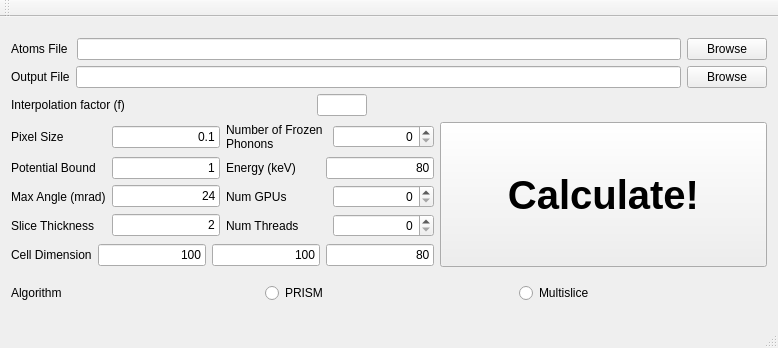
Old version of the form Qt/prismmainwindow.ui in the repository prism-em/prismatic.
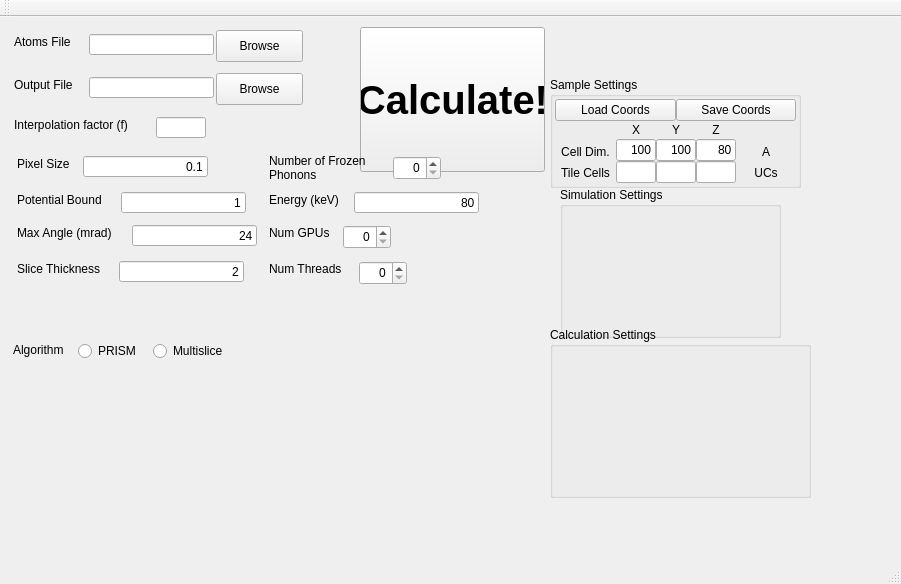
New version of the form.

Patch:
```diff
--- a/Qt/prismmainwindow.ui
+++ b/Qt/prismmainwindow.ui
@@ -6,407 +6,804 @@
    <rect>
     <x>0</x>
     <y>0</y>
-    <width>778</width>
-    <height>348</height>
+    <width>901</width>
+    <height>584</height>
    </rect>
   </property>
   <property name="windowTitle">
    <string>PRISMMainWindow</string>
   </property>
   <widget class="QWidget" name="centralWidget">
-   <layout class="QVBoxLayout" name="verticalLayout_3">
-    <item>
-     <layout class="QVBoxLayout" name="verticalLayout">
-      <item>
-       <layout class="QHBoxLayout" name="horizontalLayout">
-        <item>
-         <widget class="QLabel" name="lbl_atomsfile">
-          <property name="text">
-           <string>Atoms File </string>
-          </property>
-         </widget>
-        </item>
-        <item>
-         <widget class="QLineEdit" name="lineedit_atomsfile"/>
-        </item>
-        <item>
-         <widget class="QPushButton" name="btn_atomsfile_browse">
-          <property name="text">
-           <string>Browse</string>
-          </property>
-         </widget>
-        </item>
-       </layout>
-      </item>
-      <item>
-       <layout class="QHBoxLayout" name="horizontalLayout_3">
-        <item>
-         <widget class="QLabel" name="lbl_outputfile">
-          <property name="text">
-           <string>Output File</string>
-          </property>
-         </widget>
-        </item>
-        <item>
-         <widget class="QLineEdit" name="lineedit_outputfile"/>
-        </item>
-        <item>
-         <widget class="QPushButton" name="btn_outputfile_browse">
-          <property name="text">
-           <string>Browse</string>
-          </property>
-         </widget>
-        </item>
-       </layout>
-      </item>
-      <item>
-       <layout class="QHBoxLayout" name="horizontalLayout_2">
-        <item>
-         <widget class="QLabel" name="label">
-          <property name="text">
-           <string>Interpolation factor (f)</string>
-          </property>
-         </widget>
-        </item>
-        <item>
-         <widget class="QLineEdit" name="lineedit_f">
-          <property name="maximumSize">
-           <size>
-            <width>50</width>
-            <height>16777215</height>
-           </size>
-          </property>
-         </widget>
-        </item>
-        <item>
-         <spacer name="horizontalSpacer">
-          <property name="orientation">
-           <enum>Qt::Horizontal</enum>
-          </property>
-          <property name="sizeType">
-           <enum>QSizePolicy::Maximum</enum>
-          </property>
-          <property name="sizeHint" stdset="0">
-           <size>
-            <width>400</width>
-            <height>20</height>
-           </size>
-          </property>
-         </spacer>
-        </item>
-       </layout>
-      </item>
-      <item>
-       <layout class="QHBoxLayout" name="horizontalLayout_4">
-        <item>
-         <layout class="QVBoxLayout" name="verticalLayout_2">
-          <item>
-           <layout class="QGridLayout" name="gridLayout">
-            <item row="0" column="0">
-             <layout class="QHBoxLayout" name="horizontalLayout_5">
-              <item>
-               <widget class="QLabel" name="lbl_pixelSize">
-                <property name="text">
-                 <string>Pixel Size</string>
-                </property>
-               </widget>
-              </item>
-              <item>
-               <widget class="QLineEdit" name="lineedit_pixelSize">
-                <property name="sizePolicy">
-                 <sizepolicy hsizetype="Minimum" vsizetype="Fixed">
-                  <horstretch>0</horstretch>
-                  <verstretch>0</verstretch>
-                 </sizepolicy>
-                </property>
-                <property name="text">
-                 <string>0.1</string>
-                </property>
-                <property name="alignment">
-                 <set>Qt::AlignRight|Qt::AlignTrailing|Qt::AlignVCenter</set>
-                </property>
-               </widget>
-              </item>
-             </layout>
-            </item>
-            <item row="0" column="1">
-             <layout class="QHBoxLayout" name="horizontalLayout_7">
-              <item>
-               <widget class="QLabel" name="lbl_numfp">
-                <property name="text">
-                 <string>Number of Frozen Phonons</string>
-                </property>
-                <property name="wordWrap">
-                 <bool>true</bool>
-                </property>
-               </widget>
-              </item>
-              <item>
-               <widget class="QSpinBox" name="spinBox_numFP">
-                <property name="alignment">
-                 <set>Qt::AlignRight|Qt::AlignTrailing|Qt::AlignVCenter</set>
-                </property>
-               </widget>
-              </item>
-             </layout>
-            </item>
-            <item row="1" column="0">
-             <layout class="QHBoxLayout" name="horizontalLayout_6">
-              <item>
-               <widget class="QLabel" name="lbl_potBound">
-                <property name="text">
-                 <string>Potential Bound</string>
-                </property>
-               </widget>
-              </item>
-              <item>
-               <widget class="QLineEdit" name="lineEdit_potbound">
-                <property name="sizePolicy">
-                 <sizepolicy hsizetype="Minimum" vsizetype="Fixed">
-                  <horstretch>0</horstretch>
-                  <verstretch>0</verstretch>
-                 </sizepolicy>
-                </property>
-                <property name="text">
-                 <string>1</string>
-                </property>
-                <property name="alignment">
-                 <set>Qt::AlignRight|Qt::AlignTrailing|Qt::AlignVCenter</set>
-                </property>
-               </widget>
-              </item>
-             </layout>
-            </item>
-            <item row="1" column="1">
-             <layout class="QHBoxLayout" name="horizontalLayout_10">
-              <item>
-               <widget class="QLabel" name="lbl_E0">
-                <property name="text">
-                 <string>Energy (keV)</string>
-                </property>
-               </widget>
-              </item>
-              <item>
-               <widget class="QLineEdit" name="lineEdit_E0">
-                <property name="sizePolicy">
-                 <sizepolicy hsizetype="Minimum" vsizetype="Fixed">
-                  <horstretch>0</horstretch>
-                  <verstretch>0</verstretch>
-                 </sizepolicy>
-                </property>
-                <property name="text">
-                 <string>80</string>
-                </property>
-                <property name="alignment">
-                 <set>Qt::AlignRight|Qt::AlignTrailing|Qt::AlignVCenter</set>
-                </property>
-               </widget>
-              </item>
-             </layout>
-            </item>
-            <item row="2" column="0">
-             <layout class="QHBoxLayout" name="horizontalLayout_12">
-              <item>
-               <widget class="QLabel" name="label_alphaBeamMax">
-                <property name="text">
-                 <string>Max Angle (mrad)</string>
-                </property>
-               </widget>
-              </item>
-              <item>
-               <widget class="QLineEdit" name="lineEdit_alphaBeamMax">
-                <property name="sizePolicy">
-                 <sizepolicy hsizetype="Minimum" vsizetype="Fixed">
-                  <horstretch>0</horstretch>
-                  <verstretch>0</verstretch>
-                 </sizepolicy>
-                </property>
-                <property name="text">
-                 <string>24</string>
-                </property>
-                <property name="alignment">
-                 <set>Qt::AlignRight|Qt::AlignTrailing|Qt::AlignVCenter</set>
-                </property>
-               </widget>
-              </item>
-             </layout>
-            </item>
-            <item row="2" column="1">
-             <layout class="QHBoxLayout" name="horizontalLayout_9">
-              <item>
-               <widget class="QLabel" name="lbl_numgpus">
-                <property name="text">
-                 <string>Num GPUs</string>
-                </property>
-               </widget>
-              </item>
-              <item>
-               <widget class="QSpinBox" name="spinBox_numGPUs">
-                <property name="alignment">
-                 <set>Qt::AlignRight|Qt::AlignTrailing|Qt::AlignVCenter</set>
-                </property>
-               </widget>
-              </item>
-             </layout>
-            </item>
-            <item row="3" column="0">
-             <layout class="QHBoxLayout" name="horizontalLayout_13">
-              <item>
-               <widget class="QLabel" name="label_sliceThickness">
-                <property name="text">
-                 <string>Slice Thickness</string>
-                </property>
-               </widget>
-              </item>
-              <item>
-               <widget class="QLineEdit" name="lineEdit_sliceThickness">
-                <property name="sizePolicy">
-                 <sizepolicy hsizetype="Minimum" vsizetype="Fixed">
-                  <horstretch>0</horstretch>
-                  <verstretch>0</verstretch>
-                 </sizepolicy>
-                </property>
-                <property name="text">
-                 <string>2</string>
-                </property>
-                <property name="alignment">
-                 <set>Qt::AlignRight|Qt::AlignTrailing|Qt::AlignVCenter</set>
-                </property>
-               </widget>
-              </item>
-             </layout>
-            </item>
-            <item row="3" column="1">
-             <layout class="QHBoxLayout" name="horizontalLayout_8">
-              <item>
-               <widget class="QLabel" name="lbl_numthreads">
-                <property name="text">
-                 <string>Num Threads</string>
-                </property>
-               </widget>
-              </item>
-              <item>
-               <widget class="QSpinBox" name="spinBox_numThreads">
-                <property name="alignment">
-                 <set>Qt::AlignRight|Qt::AlignTrailing|Qt::AlignVCenter</set>
-                </property>
-               </widget>
-              </item>
-             </layout>
-            </item>
-           </layout>
-          </item>
-          <item>
-           <layout class="QHBoxLayout" name="horizontalLayout_11">
-            <item>
-             <widget class="QLabel" name="label_cellDim">
-              <property name="text">
-               <string>Cell Dimension</string>
-              </property>
-             </widget>
-            </item>
-            <item>
-             <widget class="QLineEdit" name="lineEdit_cellDimX">
-              <property name="sizePolicy">
-               <sizepolicy hsizetype="Minimum" vsizetype="Fixed">
-                <horstretch>0</horstretch>
-                <verstretch>0</verstretch>
-               </sizepolicy>
-              </property>
-              <property name="text">
-               <string>100</string>
-              </property>
-              <property name="alignment">
-               <set>Qt::AlignRight|Qt::AlignTrailing|Qt::AlignVCenter</set>
-              </property>
-             </widget>
-            </item>
-            <item>
-             <widget class="QLineEdit" name="lineEdit_cellDimY">
-              <property name="sizePolicy">
-               <sizepolicy hsizetype="Minimum" vsizetype="Fixed">
-                <horstretch>0</horstretch>
-                <verstretch>0</verstretch>
-               </sizepolicy>
-              </property>
-              <property name="text">
-               <string>100</string>
-              </property>
-              <property name="alignment">
-               <set>Qt::AlignRight|Qt::AlignTrailing|Qt::AlignVCenter</set>
-              </property>
-             </widget>
-            </item>
-            <item>
-             <widget class="QLineEdit" name="lineEdit_cellDimZ">
-              <property name="sizePolicy">
-               <sizepolicy hsizetype="Minimum" vsizetype="Fixed">
-                <horstretch>0</horstretch>
-                <verstretch>0</verstretch>
-               </sizepolicy>
-              </property>
-              <property name="text">
-               <string>80</string>
-              </property>
-              <property name="alignment">
-               <set>Qt::AlignRight|Qt::AlignTrailing|Qt::AlignVCenter</set>
-              </property>
-             </widget>
-            </item>
-           </layout>
-          </item>
-         </layout>
-        </item>
-        <item>
-         <widget class="QPushButton" name="btn_go">
-          <property name="minimumSize">
-           <size>
-            <width>0</width>
-            <height>145</height>
-           </size>
-          </property>
-          <property name="font">
-           <font>
-            <pointsize>30</pointsize>
-            <weight>75</weight>
-            <bold>true</bold>
-           </font>
-          </property>
-          <property name="text">
-           <string>Calculate!</string>
-          </property>
-         </widget>
-        </item>
-       </layout>
-      </item>
-     </layout>
-    </item>
-    <item>
-     <layout class="QHBoxLayout" name="horizontalLayout_14">
-      <item>
-       <widget class="QLabel" name="lbl_algo">
-        <property name="text">
-         <string>Algorithm</string>
-        </property>
-       </widget>
-      </item>
-      <item>
-       <widget class="QRadioButton" name="radBtn_PRISM">
-        <property name="text">
-         <string>PRISM</string>
-        </property>
-       </widget>
-      </item>
-      <item>
-       <widget class="QRadioButton" name="radBtn_Multislice">
-        <property name="text">
-         <string>Multislice</string>
-        </property>
-       </widget>
-      </item>
-     </layout>
-    </item>
-   </layout>
+   <widget class="QGroupBox" name="box_simulationSettings">
+    <property name="geometry">
+     <rect>
+      <x>560</x>
+      <y>170</y>
+      <width>221</width>
+      <height>151</height>
+     </rect>
+    </property>
+    <property name="title">
+     <string>Simulation Settings</string>
+    </property>
+   </widget>
+   <widget class="QGroupBox" name="box_calculationSettings">
+    <property name="geometry">
+     <rect>
+      <x>550</x>
+      <y>310</y>
+      <width>261</width>
+      <height>171</height>
+     </rect>
+    </property>
+    <property name="title">
+     <string>Calculation Settings</string>
+    </property>
+   </widget>
+   <widget class="QGroupBox" name="box_sampleSettings">
+    <property name="geometry">
+     <rect>
+      <x>550</x>
+      <y>60</y>
+      <width>251</width>
+      <height>111</height>
+     </rect>
+    </property>
+    <property name="sizePolicy">
+     <sizepolicy hsizetype="Expanding" vsizetype="Expanding">
+      <horstretch>0</horstretch>
+      <verstretch>0</verstretch>
+     </sizepolicy>
+    </property>
+    <property name="title">
+     <string>Sample Settings</string>
+    </property>
+    <layout class="QHBoxLayout" name="horizontalLayout_3">
+     <property name="spacing">
+      <number>0</number>
+     </property>
+     <property name="leftMargin">
+      <number>2</number>
+     </property>
+     <property name="topMargin">
+      <number>2</number>
+     </property>
+     <property name="rightMargin">
+      <number>2</number>
+     </property>
+     <property name="bottomMargin">
+      <number>2</number>
+     </property>
+     <item>
+      <layout class="QVBoxLayout" name="verticalLayout_6">
+       <property name="spacing">
+        <number>0</number>
+       </property>
+       <property name="leftMargin">
+        <number>0</number>
+       </property>
+       <item>
+        <layout class="QHBoxLayout" name="horizontalLayout_2">
+         <property name="spacing">
+          <number>0</number>
+         </property>
+         <item>
+          <widget class="QPushButton" name="btn_loadCoordinates">
+           <property name="text">
+            <string>Load Coords</string>
+           </property>
+          </widget>
+         </item>
+         <item>
+          <widget class="QPushButton" name="btn_saveCoordinates">
+           <property name="text">
+            <string>Save Coords</string>
+           </property>
+          </widget>
+         </item>
+        </layout>
+       </item>
+       <item>
+        <layout class="QHBoxLayout" name="horizontalLayout">
+         <property name="spacing">
+          <number>0</number>
+         </property>
+         <item>
+          <layout class="QVBoxLayout" name="verticalLayout_5">
+           <property name="spacing">
+            <number>0</number>
+           </property>
+           <item>
+            <widget class="QLabel" name="label_8">
+             <property name="text">
+              <string/>
+             </property>
+            </widget>
+           </item>
+           <item>
+            <widget class="QLabel" name="label_cellDim">
+             <property name="text">
+              <string>Cell Dim.</string>
+             </property>
+             <property name="alignment">
+              <set>Qt::AlignCenter</set>
+             </property>
+            </widget>
+           </item>
+           <item>
+            <widget class="QLabel" name="label_6">
+             <property name="text">
+              <string>Tile Cells</string>
+             </property>
+             <property name="alignment">
+              <set>Qt::AlignCenter</set>
+             </property>
+            </widget>
+           </item>
+          </layout>
+         </item>
+         <item>
+          <layout class="QVBoxLayout" name="verticalLayout">
+           <property name="spacing">
+            <number>0</number>
+           </property>
+           <item>
+            <widget class="QLabel" name="label_2">
+             <property name="maximumSize">
+              <size>
+               <width>16777215</width>
+               <height>30</height>
+              </size>
+             </property>
+             <property name="text">
+              <string>X</string>
+             </property>
+             <property name="alignment">
+              <set>Qt::AlignCenter</set>
+             </property>
+            </widget>
+           </item>
+           <item>
+            <widget class="QLineEdit" name="lineEdit_cellDimX">
+             <property name="sizePolicy">
+              <sizepolicy hsizetype="Minimum" vsizetype="Fixed">
+               <horstretch>0</horstretch>
+               <verstretch>0</verstretch>
+              </sizepolicy>
+             </property>
+             <property name="maximumSize">
+              <size>
+               <width>40</width>
+               <height>16777215</height>
+              </size>
+             </property>
+             <property name="layoutDirection">
+              <enum>Qt::LeftToRight</enum>
+             </property>
+             <property name="text">
+              <string>100</string>
+             </property>
+             <property name="alignment">
+              <set>Qt::AlignRight|Qt::AlignTrailing|Qt::AlignVCenter</set>
+             </property>
+            </widget>
+           </item>
+           <item>
+            <widget class="QLineEdit" name="lineEdit_tileX">
+             <property name="maximumSize">
+              <size>
+               <width>40</width>
+               <height>16777215</height>
+              </size>
+             </property>
+             <property name="alignment">
+              <set>Qt::AlignRight|Qt::AlignTrailing|Qt::AlignVCenter</set>
+             </property>
+            </widget>
+           </item>
+          </layout>
+         </item>
+         <item>
+          <layout class="QVBoxLayout" name="verticalLayout_2">
+           <property name="spacing">
+            <number>0</number>
+           </property>
+           <item>
+            <widget class="QLabel" name="label_3">
+             <property name="maximumSize">
+              <size>
+               <width>16777215</width>
+               <height>30</height>
+              </size>
+             </property>
+             <property name="text">
+              <string>Y</string>
+             </property>
+             <property name="alignment">
+              <set>Qt::AlignCenter</set>
+             </property>
+            </widget>
+           </item>
+           <item>
+            <widget class="QLineEdit" name="lineEdit_cellDimY">
+             <property name="sizePolicy">
+              <sizepolicy hsizetype="Minimum" vsizetype="Fixed">
+               <horstretch>0</horstretch>
+               <verstretch>0</verstretch>
+              </sizepolicy>
+             </property>
+             <property name="maximumSize">
+              <size>
+               <width>40</width>
+               <height>16777215</height>
+              </size>
+             </property>
+             <property name="text">
+              <string>100</string>
+             </property>
+             <property name="alignment">
+              <set>Qt::AlignRight|Qt::AlignTrailing|Qt::AlignVCenter</set>
+             </property>
+            </widget>
+           </item>
+           <item>
+            <widget class="QLineEdit" name="lineEdit_tileY">
+             <property name="maximumSize">
+              <size>
+               <width>40</width>
+               <height>16777215</height>
+              </size>
+             </property>
+             <property name="alignment">
+              <set>Qt::AlignRight|Qt::AlignTrailing|Qt::AlignVCenter</set>
+             </property>
+            </widget>
+           </item>
+          </layout>
+         </item>
+         <item>
+          <layout class="QVBoxLayout" name="verticalLayout_3">
+           <property name="spacing">
+            <number>0</number>
+           </property>
+           <item>
+            <widget class="QLabel" name="label_4">
+             <property name="maximumSize">
+              <size>
+               <width>16777215</width>
+               <height>30</height>
+              </size>
+             </property>
+             <property name="text">
+              <string>Z</string>
+             </property>
+             <property name="alignment">
+              <set>Qt::AlignCenter</set>
+             </property>
+            </widget>
+           </item>
+           <item>
+            <widget class="QLineEdit" name="lineEdit_cellDimZ">
+             <property name="sizePolicy">
+              <sizepolicy hsizetype="Minimum" vsizetype="Fixed">
+               <horstretch>0</horstretch>
+               <verstretch>0</verstretch>
+              </sizepolicy>
+             </property>
+             <property name="maximumSize">
+              <size>
+               <width>40</width>
+               <height>16777215</height>
+              </size>
+             </property>
+             <property name="text">
+              <string>80</string>
+             </property>
+             <property name="alignment">
+              <set>Qt::AlignRight|Qt::AlignTrailing|Qt::AlignVCenter</set>
+             </property>
+            </widget>
+           </item>
+           <item>
+            <widget class="QLineEdit" name="lineEdit_tileZ">
+             <property name="maximumSize">
+              <size>
+               <width>40</width>
+               <height>16777215</height>
+              </size>
+             </property>
+             <property name="alignment">
+              <set>Qt::AlignRight|Qt::AlignTrailing|Qt::AlignVCenter</set>
+             </property>
+            </widget>
+           </item>
+          </layout>
+         </item>
+         <item>
+          <layout class="QVBoxLayout" name="verticalLayout_4">
+           <property name="spacing">
+            <number>0</number>
+           </property>
+           <item>
+            <widget class="QLabel" name="label_9">
+             <property name="text">
+              <string/>
+             </property>
+            </widget>
+           </item>
+           <item>
+            <widget class="QLabel" name="label_5">
+             <property name="text">
+              <string>A</string>
+             </property>
+             <property name="alignment">
+              <set>Qt::AlignCenter</set>
+             </property>
+            </widget>
+           </item>
+           <item>
+            <widget class="QLabel" name="label_7">
+             <property name="text">
+              <string>UCs</string>
+             </property>
+             <property name="alignment">
+              <set>Qt::AlignCenter</set>
+             </property>
+            </widget>
+           </item>
+          </layout>
+         </item>
+        </layout>
+       </item>
+      </layout>
+     </item>
+    </layout>
+    <zorder></zorder>
+    <zorder>label_2</zorder>
+    <zorder>label_3</zorder>
+    <zorder>label_4</zorder>
+    <zorder>label_5</zorder>
+    <zorder>label_6</zorder>
+    <zorder>lineEdit_tileX</zorder>
+    <zorder>lineEdit_tileY</zorder>
+    <zorder>lineEdit_tileZ</zorder>
+    <zorder>label_7</zorder>
+    <zorder>lineEdit_tileX</zorder>
+    <zorder>label_cellDim</zorder>
+    <zorder>label_8</zorder>
+    <zorder>label_9</zorder>
+    <zorder>label_9</zorder>
+    <zorder>btn_loadCoordinates</zorder>
+    <zorder>btn_saveCoordinates</zorder>
+    <zorder></zorder>
+    <zorder></zorder>
+   </widget>
+   <widget class="QLabel" name="lbl_algo">
+    <property name="geometry">
+     <rect>
+      <x>13</x>
+      <y>325</y>
+      <width>59</width>
+      <height>16</height>
+     </rect>
+    </property>
+    <property name="text">
+     <string>Algorithm</string>
+    </property>
+   </widget>
+   <widget class="QRadioButton" name="radBtn_PRISM">
+    <property name="geometry">
+     <rect>
+      <x>78</x>
+      <y>324</y>
+      <width>65</width>
+      <height>20</height>
+     </rect>
+    </property>
+    <property name="text">
+     <string>PRISM</string>
+    </property>
+   </widget>
+   <widget class="QRadioButton" name="radBtn_Multislice">
+    <property name="geometry">
+     <rect>
+      <x>153</x>
+      <y>324</y>
+      <width>83</width>
+      <height>20</height>
+     </rect>
+    </property>
+    <property name="text">
+     <string>Multislice</string>
+    </property>
+   </widget>
+   <widget class="QPushButton" name="btn_go">
+    <property name="geometry">
+     <rect>
+      <x>360</x>
+      <y>10</y>
+      <width>185</width>
+      <height>145</height>
+     </rect>
+    </property>
+    <property name="minimumSize">
+     <size>
+      <width>0</width>
+      <height>145</height>
+     </size>
+    </property>
+    <property name="font">
+     <font>
+      <pointsize>30</pointsize>
+      <weight>75</weight>
+      <bold>true</bold>
+     </font>
+    </property>
+    <property name="text">
+     <string>Calculate!</string>
+    </property>
+   </widget>
+   <widget class="QLineEdit" name="lineedit_outputfile">
+    <property name="geometry">
+     <rect>
+      <x>89</x>
+      <y>60</y>
+      <width>125</width>
+      <height>21</height>
+     </rect>
+    </property>
+   </widget>
+   <widget class="QPushButton" name="btn_outputfile_browse">
+    <property name="geometry">
+     <rect>
+      <x>216</x>
+      <y>56</y>
+      <width>87</width>
+      <height>32</height>
+     </rect>
+    </property>
+    <property name="text">
+     <string>Browse</string>
+    </property>
+   </widget>
+   <widget class="QLabel" name="lbl_outputfile">
+    <property name="geometry">
+     <rect>
+      <x>14</x>
+      <y>60</y>
+      <width>67</width>
+      <height>16</height>
+     </rect>
+    </property>
+    <property name="text">
+     <string>Output File</string>
+    </property>
+   </widget>
+   <widget class="QPushButton" name="btn_atomsfile_browse">
+    <property name="geometry">
+     <rect>
+      <x>216</x>
+      <y>13</y>
+      <width>87</width>
+      <height>32</height>
+     </rect>
+    </property>
+    <property name="text">
+     <string>Browse</string>
+    </property>
+   </widget>
+   <widget class="QLineEdit" name="lineedit_atomsfile">
+    <property name="geometry">
+     <rect>
+      <x>89</x>
+      <y>17</y>
+      <width>125</width>
+      <height>21</height>
+     </rect>
+    </property>
+   </widget>
+   <widget class="QLabel" name="lbl_atomsfile">
+    <property name="geometry">
+     <rect>
+      <x>14</x>
+      <y>17</y>
+      <width>67</width>
+      <height>16</height>
+     </rect>
+    </property>
+    <property name="text">
+     <string>Atoms File </string>
+    </property>
+   </widget>
+   <widget class="QLabel" name="label">
+    <property name="geometry">
+     <rect>
+      <x>14</x>
+      <y>100</y>
+      <width>134</width>
+      <height>16</height>
+     </rect>
+    </property>
+    <property name="text">
+     <string>Interpolation factor (f)</string>
+    </property>
+   </widget>
+   <widget class="QLineEdit" name="lineedit_f">
+    <property name="geometry">
+     <rect>
+      <x>156</x>
+      <y>100</y>
+      <width>50</width>
+      <height>21</height>
+     </rect>
+    </property>
+    <property name="maximumSize">
+     <size>
+      <width>50</width>
+      <height>16777215</height>
+     </size>
+    </property>
+   </widget>
+   <widget class="QLabel" name="lbl_pixelSize">
+    <property name="geometry">
+     <rect>
+      <x>17</x>
+      <y>139</y>
+      <width>58</width>
+      <height>16</height>
+     </rect>
+    </property>
+    <property name="text">
+     <string>Pixel Size</string>
+    </property>
+   </widget>
+   <widget class="QLineEdit" name="lineedit_pixelSize">
+    <property name="geometry">
+     <rect>
+      <x>83</x>
+      <y>139</y>
+      <width>125</width>
+      <height>21</height>
+     </rect>
+    </property>
+    <property name="sizePolicy">
+     <sizepolicy hsizetype="Minimum" vsizetype="Fixed">
+      <horstretch>0</horstretch>
+      <verstretch>0</verstretch>
+     </sizepolicy>
+    </property>
+    <property name="text">
+     <string>0.1</string>
+    </property>
+    <property name="alignment">
+     <set>Qt::AlignRight|Qt::AlignTrailing|Qt::AlignVCenter</set>
+    </property>
+   </widget>
+   <widget class="QLineEdit" name="lineEdit_alphaBeamMax">
+    <property name="geometry">
+     <rect>
+      <x>132</x>
+      <y>208</y>
+      <width>125</width>
+      <height>21</height>
+     </rect>
+    </property>
+    <property name="sizePolicy">
+     <sizepolicy hsizetype="Minimum" vsizetype="Fixed">
+      <horstretch>0</horstretch>
+      <verstretch>0</verstretch>
+     </sizepolicy>
+    </property>
+    <property name="text">
+     <string>24</string>
+    </property>
+    <property name="alignment">
+     <set>Qt::AlignRight|Qt::AlignTrailing|Qt::AlignVCenter</set>
+    </property>
+   </widget>
+   <widget class="QLabel" name="label_alphaBeamMax">
+    <property name="geometry">
+     <rect>
+      <x>17</x>
+      <y>208</y>
+      <width>107</width>
+      <height>16</height>
+     </rect>
+    </property>
+    <property name="text">
+     <string>Max Angle (mrad)</string>
+    </property>
+   </widget>
+   <widget class="QSpinBox" name="spinBox_numFP">
+    <property name="geometry">
+     <rect>
+      <x>393</x>
+      <y>139</y>
+      <width>48</width>
+      <height>24</height>
+     </rect>
+    </property>
+    <property name="alignment">
+     <set>Qt::AlignRight|Qt::AlignTrailing|Qt::AlignVCenter</set>
+    </property>
+   </widget>
+   <widget class="QLabel" name="lbl_numfp">
+    <property name="geometry">
+     <rect>
+      <x>269</x>
+      <y>139</y>
+      <width>116</width>
+      <height>24</height>
+     </rect>
+    </property>
+    <property name="text">
+     <string>Number of Frozen Phonons</string>
+    </property>
+    <property name="wordWrap">
+     <bool>true</bool>
+    </property>
+   </widget>
+   <widget class="QSpinBox" name="spinBox_numGPUs">
+    <property name="geometry">
+     <rect>
+      <x>343</x>
+      <y>208</y>
+      <width>48</width>
+      <height>24</height>
+     </rect>
+    </property>
+    <property name="alignment">
+     <set>Qt::AlignRight|Qt::AlignTrailing|Qt::AlignVCenter</set>
+    </property>
+   </widget>
+   <widget class="QLabel" name="lbl_numgpus">
+    <property name="geometry">
+     <rect>
+      <x>269</x>
+      <y>208</y>
+      <width>66</width>
+      <height>16</height>
+     </rect>
+    </property>
+    <property name="text">
+     <string>Num GPUs</string>
+    </property>
+   </widget>
+   <widget class="QLineEdit" name="lineEdit_potbound">
+    <property name="geometry">
+     <rect>
+      <x>121</x>
+      <y>175</y>
+      <width>125</width>
+      <height>21</height>
+     </rect>
+    </property>
+    <property name="sizePolicy">
+     <sizepolicy hsizetype="Minimum" vsizetype="Fixed">
+      <horstretch>0</horstretch>
+      <verstretch>0</verstretch>
+     </sizepolicy>
+    </property>
+    <property name="text">
+     <string>1</string>
+    </property>
+    <property name="alignment">
+     <set>Qt::AlignRight|Qt::AlignTrailing|Qt::AlignVCenter</set>
+    </property>
+   </widget>
+   <widget class="QLabel" name="lbl_potBound">
+    <property name="geometry">
+     <rect>
+      <x>17</x>
+      <y>175</y>
+      <width>96</width>
+      <height>16</height>
+     </rect>
+    </property>
+    <property name="text">
+     <string>Potential Bound</string>
+    </property>
+   </widget>
+   <widget class="QLabel" name="label_sliceThickness">
+    <property name="geometry">
+     <rect>
+      <x>17</x>
+      <y>244</y>
+      <width>94</width>
+      <height>16</height>
+     </rect>
+    </property>
+    <property name="text">
+     <string>Slice Thickness</string>
+    </property>
+   </widget>
+   <widget class="QLineEdit" name="lineEdit_sliceThickness">
+    <property name="geometry">
+     <rect>
+      <x>119</x>
+      <y>244</y>
+      <width>125</width>
+      <height>21</height>
+     </rect>
+    </property>
+    <property name="sizePolicy">
+     <sizepolicy hsizetype="Minimum" vsizetype="Fixed">
+      <horstretch>0</horstretch>
+      <verstretch>0</verstretch>
+     </sizepolicy>
+    </property>
+    <property name="text">
+     <string>2</string>
+    </property>
+    <property name="alignment">
+     <set>Qt::AlignRight|Qt::AlignTrailing|Qt::AlignVCenter</set>
+    </property>
+   </widget>
+   <widget class="QSpinBox" name="spinBox_numThreads">
+    <property name="geometry">
+     <rect>
+      <x>359</x>
+      <y>244</y>
+      <width>48</width>
+      <height>24</height>
+     </rect>
+    </property>
+    <property name="alignment">
+     <set>Qt::AlignRight|Qt::AlignTrailing|Qt::AlignVCenter</set>
+    </property>
+   </widget>
+   <widget class="QLabel" name="lbl_numthreads">
+    <property name="geometry">
+     <rect>
+      <x>269</x>
+      <y>244</y>
+      <width>82</width>
+      <height>16</height>
+     </rect>
+    </property>
+    <property name="text">
+     <string>Num Threads</string>
+    </property>
+   </widget>
+   <widget class="QLabel" name="lbl_E0">
+    <property name="geometry">
+     <rect>
+      <x>269</x>
+      <y>175</y>
+      <width>77</width>
+      <height>16</height>
+     </rect>
+    </property>
+    <property name="text">
+     <string>Energy (keV)</string>
+    </property>
+   </widget>
+   <widget class="QLineEdit" name="lineEdit_E0">
+    <property name="geometry">
+     <rect>
+      <x>354</x>
+      <y>175</y>
+      <width>125</width>
+      <height>21</height>
+     </rect>
+    </property>
+    <property name="sizePolicy">
+     <sizepolicy hsizetype="Minimum" vsizetype="Fixed">
+      <horstretch>0</horstretch>
+      <verstretch>0</verstretch>
+     </sizepolicy>
+    </property>
+    <property name="text">
+     <string>80</string>
+    </property>
+    <property name="alignment">
+     <set>Qt::AlignRight|Qt::AlignTrailing|Qt::AlignVCenter</set>
+    </property>
+   </widget>
+   <zorder>box_simulationSettings</zorder>
+   <zorder>box_calculationSettings</zorder>
+   <zorder>box_sampleSettings</zorder>
+   <zorder>box_sampleSettings</zorder>
   </widget>
   <widget class="QMenuBar" name="menuBar">
    <property name="geometry">
```
Left out of the diff: 2 changed lines with no effect on the pictures.
